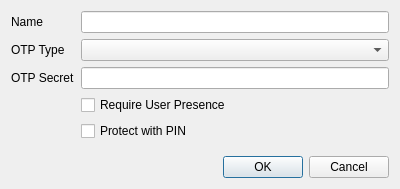
The window that nitrokeyapp/ui/add_secret_dialog.ui (Nitrokey/nitrokey-app2) describes before a commit, drawn with Qt 5.
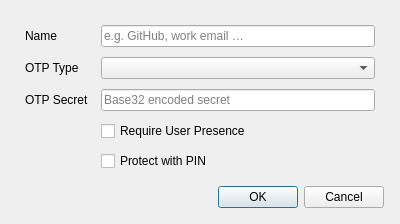
The same window after the commit.

The edit to the form file:
```diff
--- a/nitrokeyapp/ui/add_secret_dialog.ui
+++ b/nitrokeyapp/ui/add_secret_dialog.ui
@@ -20,20 +20,26 @@
    <string>Add Password</string>
   </property>
   <layout class="QVBoxLayout" name="verticalLayout">
+   <property name="leftMargin">
+    <number>16</number>
+   </property>
+   <property name="topMargin">
+    <number>16</number>
+   </property>
+   <property name="rightMargin">
+    <number>16</number>
+   </property>
+   <property name="bottomMargin">
+    <number>16</number>
+   </property>
    <item>
     <widget class="QWidget" name="widget" native="true">
      <layout class="QFormLayout" name="formLayout">
-      <property name="leftMargin">
-       <number>0</number>
+      <property name="verticalSpacing">
+       <number>10</number>
       </property>
-      <property name="topMargin">
-       <number>0</number>
-      </property>
-      <property name="rightMargin">
-       <number>0</number>
-      </property>
-      <property name="bottomMargin">
-       <number>0</number>
+      <property name="horizontalSpacing">
+       <number>12</number>
       </property>
       <item row="1" column="0">
        <widget class="QLabel" name="label">
@@ -60,7 +66,11 @@
        </widget>
       </item>
       <item row="2" column="1">
-       <widget class="QLineEdit" name="lineEditOtpSecret"/>
+       <widget class="QLineEdit" name="lineEditOtpSecret">
+        <property name="placeholderText">
+         <string>Base32 encoded secret</string>
+        </property>
+       </widget>
       </item>
       <item row="0" column="0">
        <widget class="QLabel" name="label_3">
@@ -71,8 +81,11 @@
       </item>
       <item row="0" column="1">
        <widget class="QLineEdit" name="lineEditName">
+        <property name="placeholderText">
+         <string>e.g. GitHub, work email …</string>
+        </property>
         <property name="clearButtonEnabled">
-         <bool>false</bool>
+         <bool>true</bool>
         </property>
        </widget>
       </item>
```
